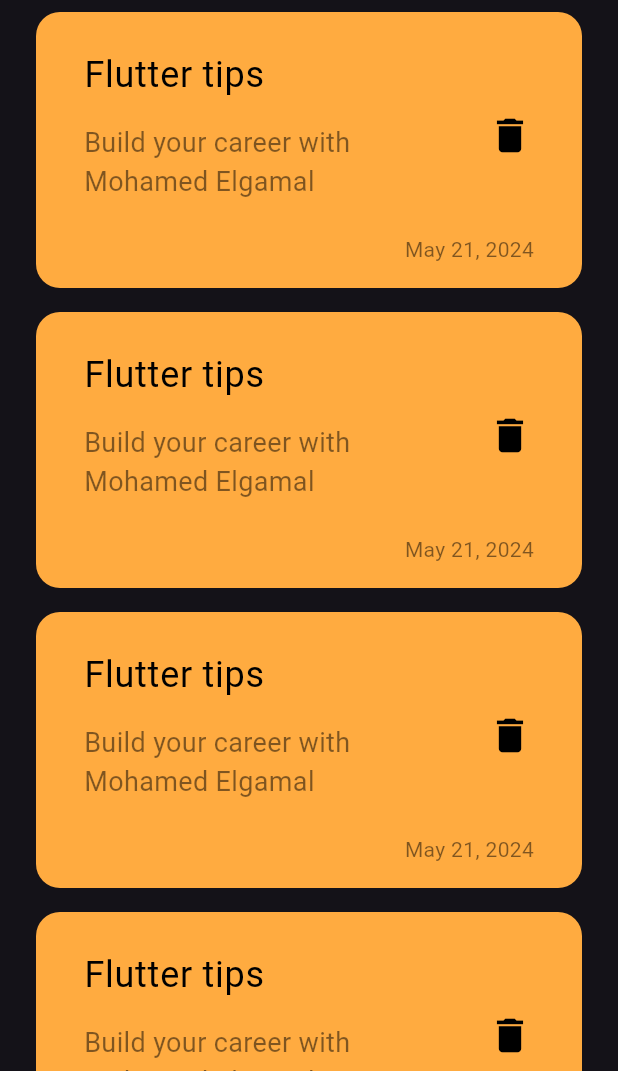
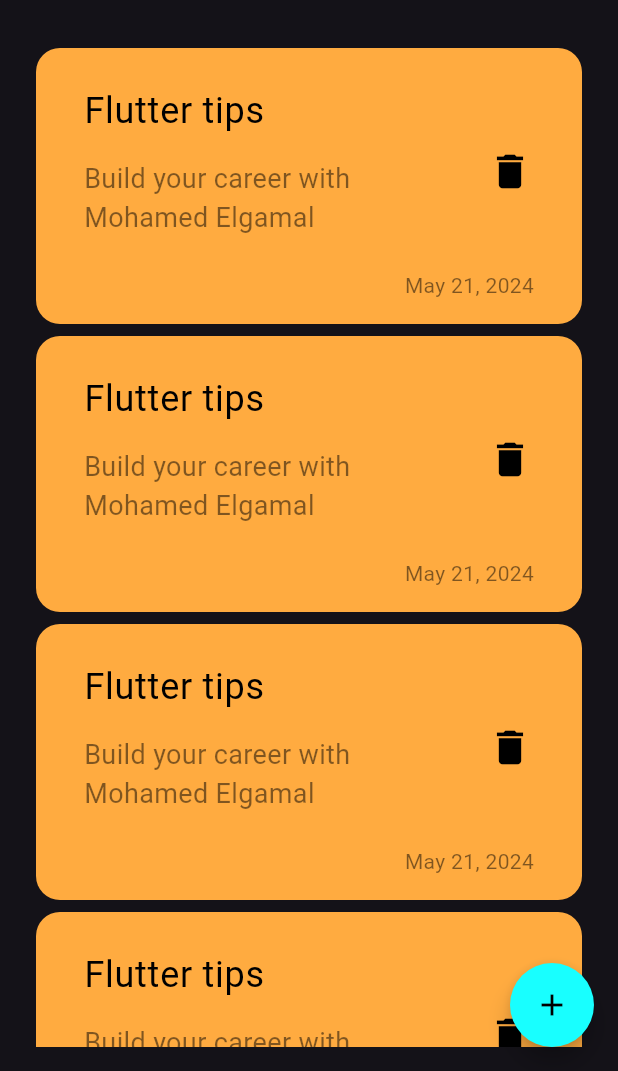
Before and after one commit to Mohamedelgamalx/note_app, a Flutter app: the screen it shows after launch, on a phone screen of 412 x 824 dp, the part 165-1236 px from its top. Run offline on Flutter 3.47's test engine with Material 3 defaults, Android fonts, the phone set to English and light mode, and no system bars; Roboto replaces fonts that are missing (Poppins).

Commit message:
add note bottom sheet

```diff
--- a/lib/views/note_view_screen.dart
+++ b/lib/views/note_view_screen.dart
@@ -1,4 +1,5 @@
 import 'package:flutter/material.dart';
+import 'package:note_app/views/widgets/add_note_bottom_sheet.dart';
 import 'package:note_app/views/widgets/note_view_body.dart';
 
 class NoteViewScreen extends StatelessWidget {
@@ -6,8 +7,17 @@ class NoteViewScreen extends StatelessWidget {
 
   @override
   Widget build(BuildContext context) {
-    return const Scaffold(
-      body: NoteViewBody(),
+    return Scaffold(
+      floatingActionButton: FloatingActionButton(onPressed: () {
+        showModalBottomSheet(context: context, builder: (context) {
+          return const AddNoteBottomSheet();
+        });
+      },
+        shape: const CircleBorder(),
+        backgroundColor: Colors.cyanAccent,
+        child: const Icon(Icons.add, color: Colors.black,),
+      ),
+      body: const NoteViewBody(),
     );
   }
 }
--- /dev/null
+++ b/lib/views/widgets/add_note_bottom_sheet.dart
@@ -0,0 +1,10 @@
+import 'package:flutter/material.dart';
+
+class AddNoteBottomSheet extends StatelessWidget {
+  const AddNoteBottomSheet({super.key});
+
+  @override
+  Widget build(BuildContext context) {
+    return Container();
+  }
+}
--- a/lib/views/widgets/custom_note_list_view.dart
+++ b/lib/views/widgets/custom_note_list_view.dart
@@ -6,11 +6,16 @@ class CustomNoteListView extends StatelessWidget {
 
   @override
   Widget build(BuildContext context) {
-    return ListView.builder(itemBuilder: (context, index) {
-      return Padding(
-        padding: const EdgeInsets.symmetric(vertical: 8),
-        child: const CustomNoteItem(),
-      );
-    });
+    return Padding(
+      padding: const EdgeInsets.symmetric(vertical: 16),
+      child: ListView.builder(
+          padding: EdgeInsets.zero,
+          itemBuilder: (context, index) {
+        return const Padding(
+          padding: EdgeInsets.symmetric(vertical: 4),
+          child: CustomNoteItem(),
+        );
+      }),
+    );
   }
 }
--- a/lib/views/widgets/note_view_body.dart
+++ b/lib/views/widgets/note_view_body.dart
@@ -12,8 +12,12 @@ class NoteViewBody extends StatelessWidget {
       child: Column(
         children: [
           SizedBox(height: 60,),
-          CustomAppBar(),
-          Expanded(child: CustomNoteListView()),        ],
+          Padding(
+            padding: EdgeInsets.only(bottom: 12),
+            child: CustomAppBar(),
+          ),
+          Expanded(child: CustomNoteListView())
+        ],
       ),
     );
   }
```
